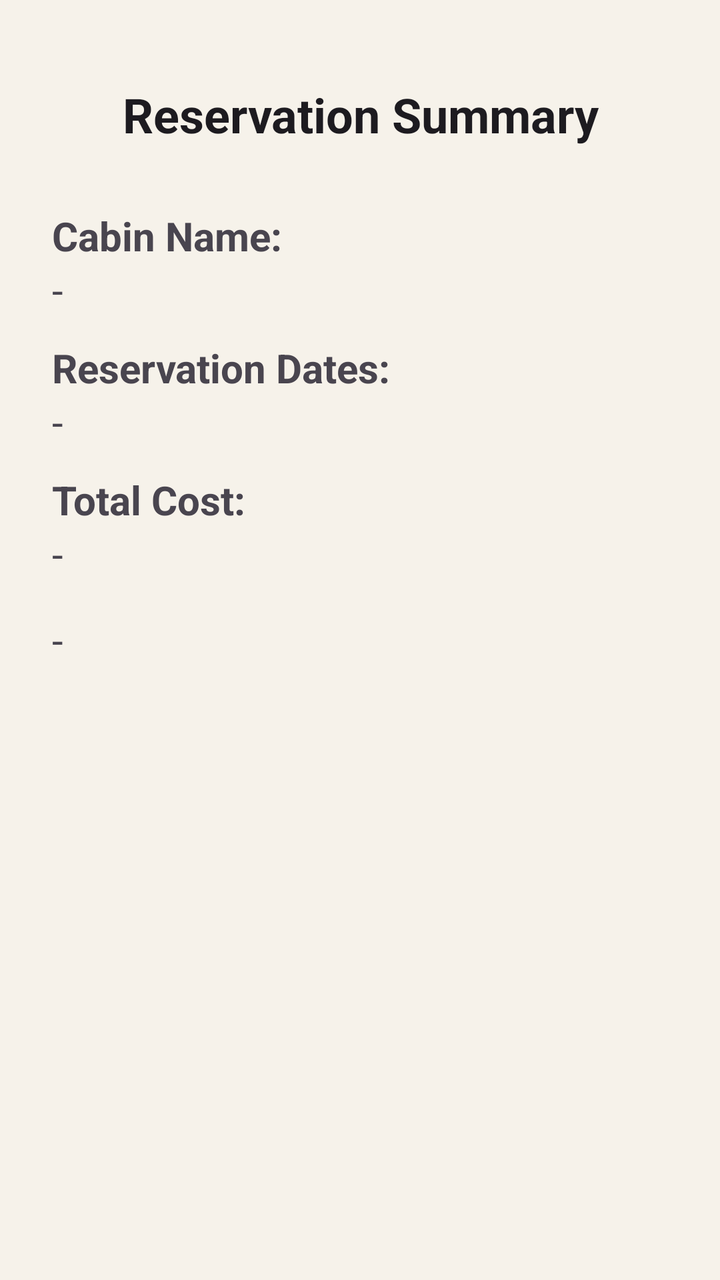
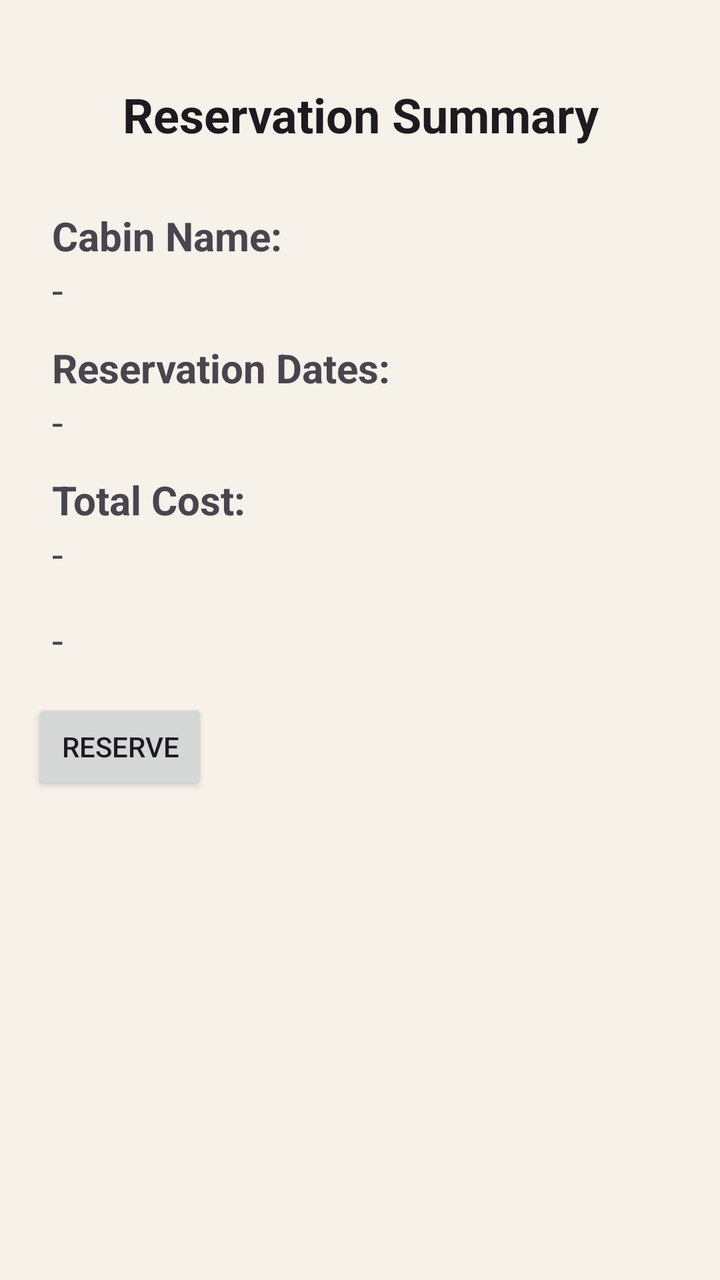

Screens rendered from an Android XML layout before and after an edit, with the pre-edit source and the edit as a unified diff.
<!-- AndroidManifest.xml: application theme Theme.CountryCabinRentalTabletAppAssignment -->
<!-- res/layout/activity_confirmation.xml -->
<?xml version="1.0" encoding="utf-8"?>
<ScrollView xmlns:android="http://schemas.android.com/apk/res/android"
    xmlns:tools="http://schemas.android.com/tools"
    android:id="@+id/confirmationRoot"
    android:layout_width="match_parent"
    android:layout_height="match_parent"
    android:fillViewport="true"
    android:padding="16dp"
    tools:context=".ConfirmationActivity">

    <LinearLayout
        android:layout_width="match_parent"
        android:layout_height="wrap_content"
        android:orientation="vertical">

        <TextView
            android:id="@+id/confirmationTitle"
            android:layout_width="match_parent"
            android:layout_height="wrap_content"
            android:layout_marginTop="25dp"
            android:layout_marginBottom="15dp"
            android:gravity="center_horizontal"
            android:text="@string/confirmation_title"
            android:textAppearance="@style/TextAppearance.Material3.HeadlineSmall"
            android:textStyle="bold" />

        <TextView
            android:id="@+id/confirmationCabinLabel"
            android:layout_width="match_parent"
            android:layout_height="wrap_content"
            android:layout_marginTop="16dp"
            android:paddingLeft="10dp"
            android:paddingRight="10dp"
            android:text="@string/confirmation_cabin_label"
            android:textSize="20sp"
            android:textStyle="bold" />

        <TextView
            android:id="@+id/confirmationCabinValue"
            android:layout_width="match_parent"
            android:layout_height="wrap_content"
            android:paddingLeft="10dp"
            android:paddingRight="10dp"
            android:text="@string/placeholder_value"
            android:textSize="20sp" />

        <TextView
            android:id="@+id/confirmationDatesLabel"
            android:layout_width="match_parent"
            android:layout_height="wrap_content"
            android:layout_marginTop="12dp"
            android:paddingLeft="10dp"
            android:paddingRight="10dp"
            android:text="@string/confirmation_dates_label"
            android:textSize="20sp"
            android:textStyle="bold" />

        <TextView
            android:id="@+id/confirmationDatesValue"
            android:layout_width="match_parent"
            android:layout_height="wrap_content"
            android:paddingLeft="10dp"
            android:paddingRight="10dp"
            android:text="@string/placeholder_value"
            android:textSize="20sp" />

        <TextView
            android:id="@+id/confirmationTotalLabel"
            android:layout_width="match_parent"
            android:layout_height="wrap_content"
            android:layout_marginTop="12dp"
            android:paddingLeft="10dp"
            android:paddingRight="10dp"
            android:text="@string/confirmation_total_label"
            android:textSize="20sp"
            android:textStyle="bold" />

        <TextView
            android:id="@+id/confirmationTotalValue"
            android:layout_width="match_parent"
            android:layout_height="wrap_content"
            android:paddingLeft="10dp"
            android:paddingRight="10dp"
            android:text="@string/placeholder_value"
            android:textSize="20sp" />

        <TextView
            android:id="@+id/confirmationBookingMessageValue"
            android:layout_width="match_parent"
            android:layout_height="wrap_content"
            android:layout_marginTop="16dp"
            android:paddingLeft="10dp"
            android:paddingRight="10dp"
            android:text="@string/placeholder_value"
            android:textSize="20sp" />
    </LinearLayout>
</ScrollView>
<!-- resources referenced by this layout -->
<resources>
  <string name="confirmation_cabin_label">Cabin Name:</string>
  <string name="confirmation_dates_label">Reservation Dates:</string>
  <string name="confirmation_title">Reservation Summary</string>
  <string name="confirmation_total_label">Total Cost:</string>
  <string name="placeholder_value">-</string>
  <style name="Theme.CountryCabinRentalTabletAppAssignment" parent="Base.Theme.CountryCabinRentalTabletAppAssignment" />
  <style name="Base.Theme.CountryCabinRentalTabletAppAssignment" parent="Theme.Material3.DayNight.NoActionBar">
          <item name="colorPrimary">@color/cabin_primary</item>
          <item name="colorOnPrimary">@color/cabin_on_primary</item>
          <item name="colorPrimaryContainer">@color/cabin_primary_container</item>
          <item name="colorOnPrimaryContainer">@color/cabin_on_primary_container</item>
  
          <item name="colorSecondary">@color/cabin_secondary</item>
          <item name="colorOnSecondary">@color/cabin_on_secondary</item>
          <item name="colorSecondaryContainer">@color/cabin_secondary_container</item>
          <item name="colorOnSecondaryContainer">@color/cabin_on_secondary_container</item>
  
          <item name="colorTertiary">@color/cabin_tertiary</item>
          <item name="colorOnTertiary">@color/cabin_on_tertiary</item>
          <item name="colorTertiaryContainer">@color/cabin_tertiary_container</item>
          <item name="colorOnTertiaryContainer">@color/cabin_on_tertiary_container</item>
  
          <item name="colorError">@color/cabin_error</item>
          <item name="colorOnError">@color/cabin_on_error</item>
  
          <item name="android:colorBackground">@color/cabin_background</item>
          <item name="colorOnBackground">@color/cabin_on_background</item>
          <item name="colorSurface">@color/cabin_surface</item>
          <item name="colorOnSurface">@color/cabin_on_surface</item>
          <item name="colorSurfaceVariant">@color/cabin_surface_variant</item>
          <item name="colorOnSurfaceVariant">@color/cabin_on_surface_variant</item>
          <item name="colorOutline">@color/cabin_outline</item>
      </style>
  <color name="cabin_primary">#2F5D50</color>
  <color name="cabin_on_primary">#FFFFFF</color>
  <color name="cabin_primary_container">#CFE9DE</color>
  <color name="cabin_on_primary_container">#0F2E26</color>
  <color name="cabin_secondary">#7A4E2A</color>
  <color name="cabin_on_secondary">#FFFFFF</color>
  <color name="cabin_secondary_container">#F4DDC8</color>
  <color name="cabin_on_secondary_container">#2E1808</color>
  <color name="cabin_tertiary">#5B6232</color>
  <color name="cabin_on_tertiary">#FFFFFF</color>
  <color name="cabin_tertiary_container">#DFE7BA</color>
  <color name="cabin_on_tertiary_container">#1D210A</color>
  <color name="cabin_error">#B3261E</color>
  <color name="cabin_on_error">#FFFFFF</color>
  <color name="cabin_background">#F6F2EA</color>
  <color name="cabin_on_background">#1D1B17</color>
  <color name="cabin_surface">#FFFDF8</color>
  <color name="cabin_on_surface">#1D1B17</color>
  <color name="cabin_surface_variant">#E8E1D6</color>
  <color name="cabin_on_surface_variant">#4C453C</color>
  <color name="cabin_outline">#7E766B</color>
</resources>

<!-- the commit's change to res/layout/activity_confirmation.xml (unified diff, before → after) -->
@@ -93,5 +93,12 @@
             android:paddingRight="10dp"
             android:text="@string/placeholder_value"
             android:textSize="20sp" />
+
+        <Button
+            android:id="@+id/reserveButton"
+            android:layout_width="wrap_content"
+            android:layout_height="wrap_content"
+            android:layout_marginTop="16dp"
+            android:text="@string/reserve_button" />
     </LinearLayout>
 </ScrollView>
<!-- resource entries referenced after the edit -->
@@ -5,6 +5,7 @@
   <string name="confirmation_title">Reservation Summary</string>
   <string name="confirmation_total_label">Total Cost:</string>
   <string name="placeholder_value">-</string>
+  <string name="reserve_button">Reserve</string>
   <style name="Theme.CountryCabinRentalTabletAppAssignment" parent="Base.Theme.CountryCabinRentalTabletAppAssignment" />
   <style name="Base.Theme.CountryCabinRentalTabletAppAssignment" parent="Theme.Material3.DayNight.NoActionBar">
           <item name="colorPrimary">@color/cabin_primary</item>
